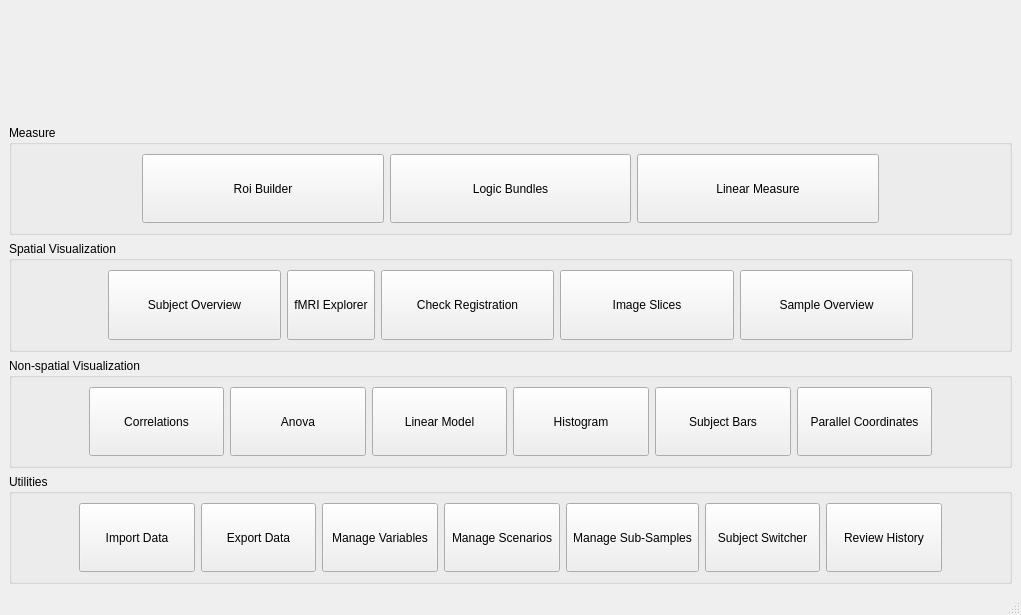
diego0020/braviz-app, file braviz/interaction/qt_guis/menu_3.ui: the form before one commit.
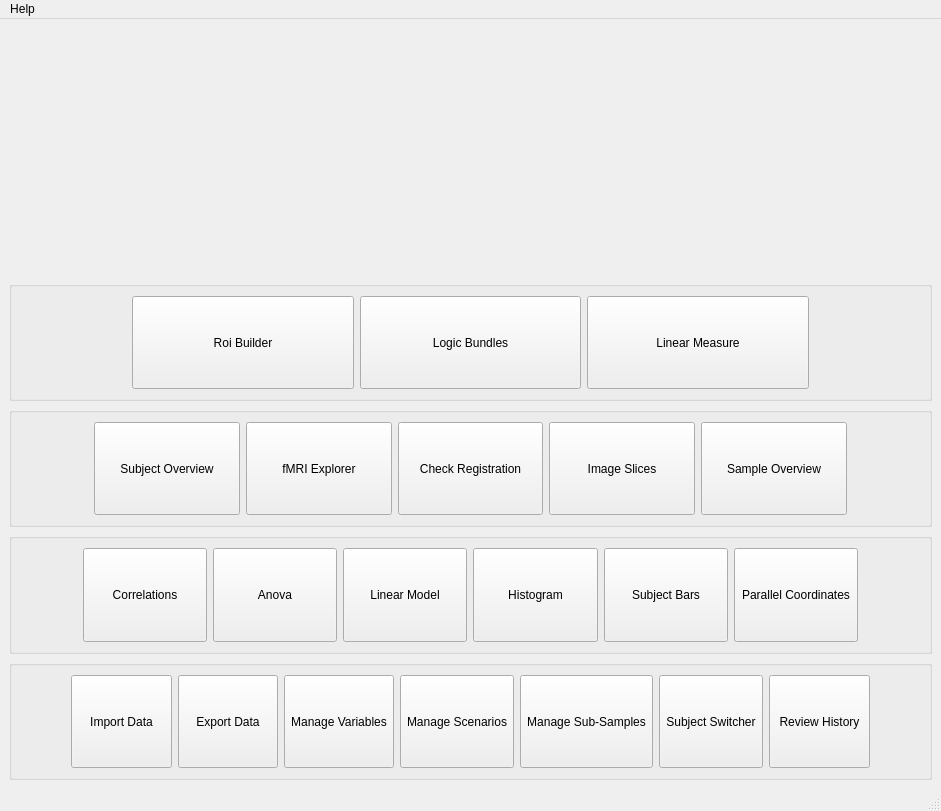
The form after the commit. Icons and pictures are not drawn.

Commit message: prototype for menu_3

Patch:
```diff
--- a/braviz/interaction/qt_guis/menu_3.ui
+++ b/braviz/interaction/qt_guis/menu_3.ui
@@ -6,8 +6,8 @@
    <rect>
     <x>0</x>
     <y>0</y>
-    <width>1021</width>
-    <height>615</height>
+    <width>941</width>
+    <height>811</height>
    </rect>
   </property>
   <property name="windowTitle">
@@ -19,6 +19,19 @@
   </property>
   <widget class="QWidget" name="centralwidget">
    <layout class="QVBoxLayout" name="verticalLayout">
+    <item>
+     <widget class="QLabel" name="label">
+      <property name="pixmap">
+       <pixmap resource="resources.qrc">:/icons/braviz_h.png</pixmap>
+      </property>
+      <property name="scaledContents">
+       <bool>false</bool>
+      </property>
+      <property name="alignment">
+       <set>Qt::AlignCenter</set>
+      </property>
+     </widget>
+    </item>
     <item>
      <widget class="QFrame" name="frame">
       <property name="frameShape">
@@ -27,12 +40,32 @@
       <property name="frameShadow">
        <enum>QFrame::Raised</enum>
       </property>
+      <layout class="QHBoxLayout" name="horizontalLayout_5">
+       <item>
+        <widget class="QLabel" name="project_label">
+         <property name="font">
+          <font>
+           <pointsize>18</pointsize>
+          </font>
+         </property>
+         <property name="text">
+          <string>&lt;Project&gt;</string>
+         </property>
+         <property name="alignment">
+          <set>Qt::AlignCenter</set>
+         </property>
+        </widget>
+       </item>
+      </layout>
      </widget>
     </item>
     <item>
      <widget class="QGroupBox" name="groupBox">
       <property name="title">
-       <string>Measure</string>
+       <string/>
+      </property>
+      <property name="alignment">
+       <set>Qt::AlignLeading|Qt::AlignLeft|Qt::AlignVCenter</set>
       </property>
       <layout class="QHBoxLayout" name="horizontalLayout" stretch="1,2,2,2,1">
        <item>
@@ -145,9 +178,9 @@
     <item>
      <widget class="QGroupBox" name="groupBox_2">
       <property name="title">
-       <string>Spatial Visualization</string>
+       <string/>
       </property>
-      <layout class="QHBoxLayout" name="horizontalLayout_2" stretch="1,2,0,2,2,2,1">
+      <layout class="QHBoxLayout" name="horizontalLayout_2" stretch="1,2,2,2,2,2,1">
        <item>
         <spacer name="horizontalSpacer_2">
          <property name="orientation">
@@ -310,7 +343,7 @@
     <item>
      <widget class="QGroupBox" name="groupBox_3">
       <property name="title">
-       <string>Non-spatial Visualization</string>
+       <string/>
       </property>
       <layout class="QHBoxLayout" name="horizontalLayout_3" stretch="1,2,2,2,2,2,2,1">
        <item>
@@ -501,7 +534,7 @@
     <item>
      <widget class="QGroupBox" name="groupBox_4">
       <property name="title">
-       <string>Utilities</string>
+       <string/>
       </property>
       <layout class="QHBoxLayout" name="horizontalLayout_4" stretch="1,2,2,2,2,2,2,2,1">
        <item>
@@ -722,10 +755,18 @@
     <rect>
      <x>0</x>
      <y>0</y>
-     <width>1021</width>
+     <width>941</width>
      <height>26</height>
     </rect>
    </property>
+   <widget class="QMenu" name="menuHelp">
+    <property name="title">
+     <string>Help</string>
+    </property>
+    <addaction name="action_about"/>
+    <addaction name="action_usage"/>
+   </widget>
+   <addaction name="menuHelp"/>
   </widget>
   <widget class="QStatusBar" name="statusbar"/>
  </widget>
```
Left out of the diff: 56 changed lines with no effect on the pictures. The commit also changes 3 other files.
